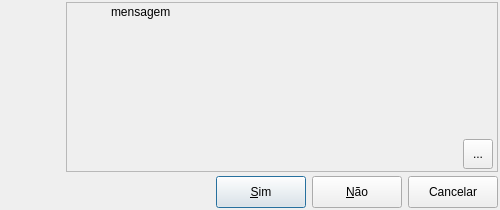
Above: libpgmodeler_ui/ui/caixamensagem.ui from pgmodeler/pgmodeler before the change. Below: the same form after it.
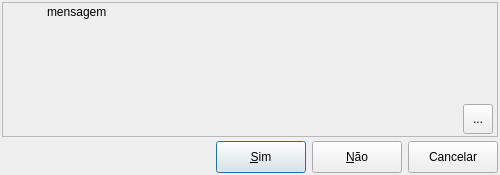
That is the form after the change. Icons and pictures are not drawn.

Patch:
```diff
--- a/libpgmodeler_ui/ui/caixamensagem.ui
+++ b/libpgmodeler_ui/ui/caixamensagem.ui
@@ -10,7 +10,7 @@
     <x>0</x>
     <y>0</y>
     <width>500</width>
-    <height>210</height>
+    <height>175</height>
    </rect>
   </property>
   <property name="sizePolicy">
@@ -22,7 +22,7 @@
   <property name="minimumSize">
    <size>
     <width>500</width>
-    <height>210</height>
+    <height>175</height>
    </size>
   </property>
   <property name="windowTitle">
@@ -39,98 +39,7 @@
    <property name="spacing">
     <number>4</number>
    </property>
-   <item row="0" column="0" rowspan="2">
-    <widget class="QWidget" name="imgmeio_wgt" native="true">
-     <property name="minimumSize">
-      <size>
-       <width>60</width>
-       <height>0</height>
-      </size>
-     </property>
-     <property name="maximumSize">
-      <size>
-       <width>60</width>
-       <height>16777215</height>
-      </size>
-     </property>
-     <property name="styleSheet">
-      <string notr="true">background-image: url(:/imagens/imagens/barra_logo_meio_cinza.png); background-repeat: repeat-y;
-border: 1px #ff00ff solid;</string>
-     </property>
-     <layout class="QVBoxLayout" name="verticalLayout">
-      <property name="spacing">
-       <number>0</number>
-      </property>
-      <property name="margin">
-       <number>0</number>
-      </property>
-      <item>
-       <widget class="QLabel" name="label">
-        <property name="sizePolicy">
-         <sizepolicy hsizetype="Fixed" vsizetype="Fixed">
-          <horstretch>0</horstretch>
-          <verstretch>0</verstretch>
-         </sizepolicy>
-        </property>
-        <property name="minimumSize">
-         <size>
-          <width>60</width>
-          <height>82</height>
-         </size>
-        </property>
-        <property name="maximumSize">
-         <size>
-          <width>60</width>
-          <height>82</height>
-         </size>
-        </property>
-        <property name="text">
-         <string/>
-        </property>
-        <property name="pixmap">
-         <pixmap resource="../res/resources.qrc">:/imagens/imagens/barra_logo_topo.png</pixmap>
-        </property>
-       </widget>
-      </item>
-      <item>
-       <spacer name="verticalSpacer_2">
-        <property name="orientation">
-         <enum>Qt::Vertical</enum>
-        </property>
-        <property name="sizeHint" stdset="0">
-         <size>
-          <width>20</width>
-          <height>15</height>
-         </size>
-        </property>
-       </spacer>
-      </item>
-      <item>
-       <widget class="QLabel" name="label_2">
-        <property name="minimumSize">
-         <size>
-          <width>60</width>
-          <height>119</height>
-         </size>
-        </property>
-        <property name="maximumSize">
-         <size>
-          <width>60</width>
-          <height>119</height>
-         </size>
-        </property>
-        <property name="text">
-         <string/>
-        </property>
-        <property name="pixmap">
-         <pixmap resource="../res/resources.qrc">:/imagens/imagens/barra_logo_base.png</pixmap>
-        </property>
-       </widget>
-      </item>
-     </layout>
-    </widget>
-   </item>
-   <item row="0" column="1">
+   <item row="0" column="0">
     <widget class="QFrame" name="frame">
      <property name="sizePolicy">
       <sizepolicy hsizetype="Minimum" vsizetype="Minimum">
@@ -140,8 +49,8 @@
      </property>
      <property name="minimumSize">
       <size>
-       <width>432</width>
-       <height>168</height>
+       <width>0</width>
+       <height>0</height>
       </size>
      </property>
      <property name="frameShape">
@@ -217,7 +126,7 @@
         <property name="minimumSize">
          <size>
           <width>424</width>
-          <height>122</height>
+          <height>0</height>
          </size>
         </property>
         <property name="frameShape">
@@ -281,7 +190,7 @@
               <property name="minimumSize">
                <size>
                 <width>0</width>
-                <height>40</height>
+                <height>0</height>
                </size>
               </property>
               <property name="maximumSize">
@@ -315,7 +224,7 @@
                <bool>true</bool>
               </property>
               <property name="margin">
-               <number>1</number>
+               <number>4</number>
               </property>
               <property name="textInteractionFlags">
                <set>Qt::TextSelectableByKeyboard|Qt::TextSelectableByMouse</set>
@@ -410,9 +319,9 @@
      </layout>
     </widget>
    </item>
-   <item row="1" column="1">
+   <item row="1" column="0">
     <layout class="QGridLayout" name="gridLayout_2">
-     <item row="0" column="0">
+     <item row="0" column="1">
       <spacer>
        <property name="orientation">
         <enum>Qt::Horizontal</enum>
@@ -425,7 +334,7 @@
        </property>
       </spacer>
      </item>
-     <item row="0" column="1">
+     <item row="0" column="2">
       <widget class="QWidget" name="container_wgt" native="true">
        <layout class="QGridLayout" name="gridLayout">
         <property name="margin">
@@ -503,6 +412,16 @@
        </layout>
       </widget>
      </item>
+     <item row="0" column="0">
+      <widget class="QLabel" name="label">
+       <property name="text">
+        <string/>
+       </property>
+       <property name="pixmap">
+        <pixmap resource="../res/resources.qrc">:/imagens/imagens/pgmodeler_name.png</pixmap>
+       </property>
+      </widget>
+     </item>
     </layout>
    </item>
   </layout>
```
